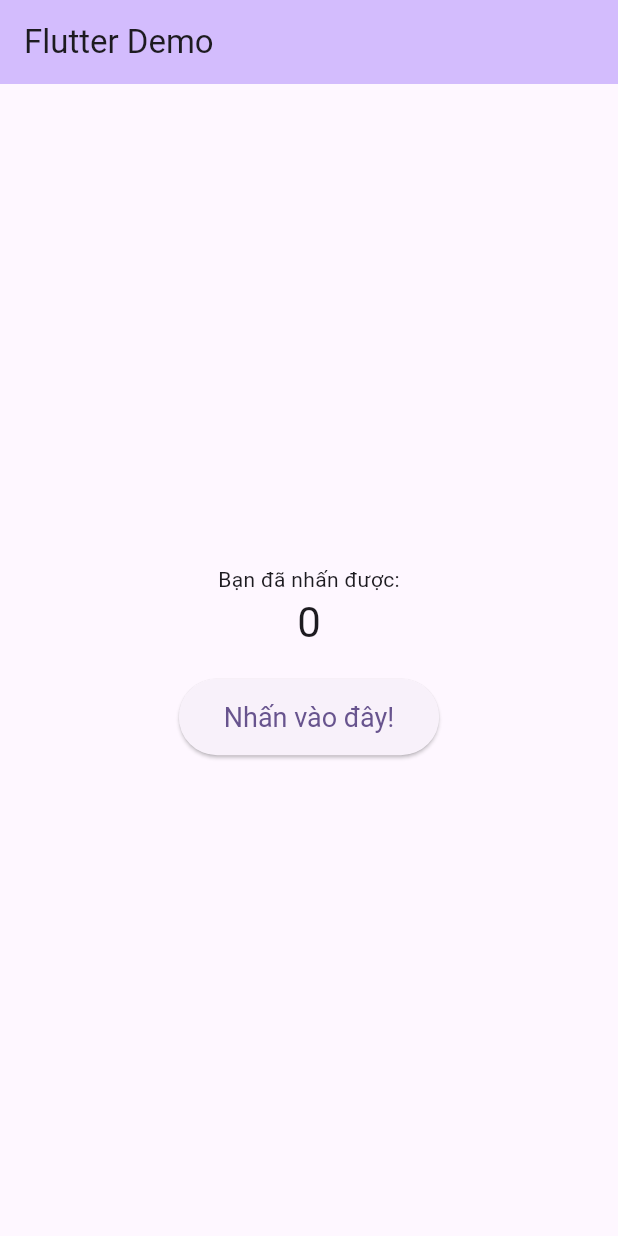
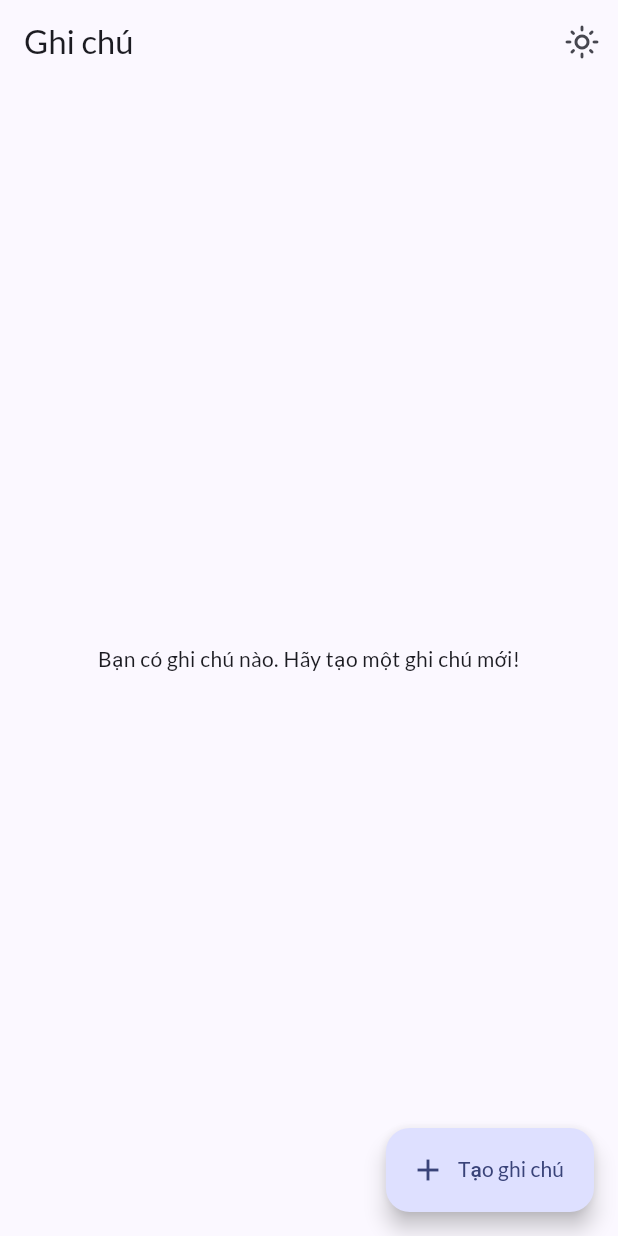
Before and after one commit to NguyenHienNg/My-App, a Flutter app: the screen it shows after launch, on a phone screen of 412 x 824 dp. Run offline on Flutter 3.47's test engine with Material 3 defaults, Android fonts, the phone set to English and light mode, and no system bars; our stand-ins replace google_fonts, shared_preferences.

Commit message:
Update UI Folder

```diff
--- a/lib/main.dart
+++ b/lib/main.dart
@@ -1,4 +1,9 @@
 import 'package:flutter/material.dart';
+import 'package:provider/provider.dart';
+import 'package:google_fonts/google_fonts.dart';
+import 'providers/note_provider.dart';
+import 'providers/theme_provider.dart';
+import 'screens/home_screen.dart';
 
 void main() {
   runApp(const MyApp());
@@ -9,72 +14,38 @@ class MyApp extends StatelessWidget {
 
   @override
   Widget build(BuildContext context) {
-    return MaterialApp(
-      debugShowCheckedModeBanner: false,
-      theme: ThemeData(
-        colorScheme: ColorScheme.fromSeed(seedColor: Colors.deepPurple),
-        useMaterial3: true,
+    // Sử dụng MultiProvider để cung cấp nhiều trạng thái cho ứng dụng
+    return MultiProvider(
+      providers: [
+        ChangeNotifierProvider(create: (_) => ThemeProvider()),
+        ChangeNotifierProvider(create: (_) => NoteProvider()),
+      ],
+      child: Consumer<ThemeProvider>(
+        builder: (context, themeProvider, child) {
+          return MaterialApp(
+            title: 'Notes',
+            debugShowCheckedModeBanner: false,
+            // Cấu hình Theme Material 3
+            themeMode: themeProvider.themeMode,
+            theme: _buildTheme(Brightness.light),
+            darkTheme: _buildTheme(Brightness.dark),
+            home: const HomeScreen(),
+          );
+        },
       ),
-      home: const MyHomePage(title: 'Flutter Demo'),
+    );
+  }
+
+  // Hàm tạo Theme Data theo chuẩn Material 3
+  ThemeData _buildTheme(Brightness brightness) {
+    final baseTheme = ThemeData(
+      brightness: brightness,
+      colorSchemeSeed: Colors.indigo, // Thay đổi màu này để có chủ đề màu khác
+      useMaterial3: true,
+    );
+
+    return baseTheme.copyWith(
+      textTheme: GoogleFonts.latoTextTheme(baseTheme.textTheme),
     );
   }
 }
-
-class MyHomePage extends StatefulWidget {
-  const MyHomePage({super.key, required this.title});
-
-  final String title;
-
-  @override
-  State<MyHomePage> createState() => _MyHomePageState();
-}
-
-class _MyHomePageState extends State<MyHomePage> {
-  int _counter = 0;
-
-  void _incrementCounter() {
-    setState(() {
-      _counter++;
-    });
-  }
-
-  @override
-  Widget build(BuildContext context) {
-    return Scaffold(
-      appBar: AppBar(
-        backgroundColor: Theme.of(context).colorScheme.inversePrimary,
-        title: Text(widget.title),
-      ),
-      body: Center(
-        child: Column(
-          mainAxisAlignment: MainAxisAlignment.center,
-          children: <Widget>[
-            const Text(
-              'Bạn đã nhấn được:',
-            ),
-            Text(
-              '$_counter',
-              style: Theme.of(context).textTheme.headlineMedium,
-            ),
-            // THAY ĐỔI BẮT ĐẦU TỪ ĐÂY
-            // Thêm một khoảng trống giữa số đếm và nút mới
-            const SizedBox(height: 20),
-            // Sử dụng ElevatedButton thay vì FloatingActionButton
-            ElevatedButton(
-              // onPressed vẫn gọi hàm _incrementCounter
-              onPressed: _incrementCounter,
-              // style cho phép bạn tùy chỉnh giao diện của nút
-              style: ElevatedButton.styleFrom(
-                padding: const EdgeInsets.symmetric(horizontal: 30, vertical: 15),
-                textStyle: const TextStyle(fontSize: 18),
-              ),
-              // child là nội dung bên trong nút, ở đây là một widget Text
-              child: const Text('Nhấn vào đây!'),
-            ),
-            // THAY ĐỔI KẾT THÚC TẠI ĐÂY
-          ],
-        ),
-      ),
-    );
-  }
-}
--- /dev/null
+++ b/lib/models/note.dart
@@ -0,0 +1,34 @@
+
+class Note {
+  String id;
+  String title;
+  String content;
+  DateTime createdAt;
+
+  Note({
+    required this.id,
+    required this.title,
+    required this.content,
+    required this.createdAt,
+  });
+
+  // Chuyển đổi từ Object sang Map để encode JSON
+  Map<String, dynamic> toMap() {
+    return {
+      'id': id,
+      'title': title,
+      'content': content,
+      'createdAt': createdAt.toIso8601String(),
+    };
+  }
+
+  // Tạo Object từ Map sau khi decode JSON
+  factory Note.fromMap(Map<String, dynamic> map) {
+    return Note(
+      id: map['id'] ?? '',
+      title: map['title'] ?? '',
+      content: map['content'] ?? '',
+      createdAt: DateTime.parse(map['createdAt']),
+    );
+  }
+}
--- /dev/null
+++ b/lib/providers/theme_provider.dart
@@ -0,0 +1,12 @@
+import 'package:flutter/material.dart';
+
+class ThemeProvider extends ChangeNotifier {
+  ThemeMode _themeMode = ThemeMode.system;
+
+  ThemeMode get themeMode => _themeMode;
+
+  void setThemeMode(ThemeMode mode) {
+    _themeMode = mode;
+    notifyListeners();
+  }
+}
--- /dev/null
+++ b/lib/screens/home_screen.dart
@@ -0,0 +1,60 @@
+import 'package:flutter/material.dart';
+import 'package:provider/provider.dart';
+import '../providers/note_provider.dart';
+import '../providers/theme_provider.dart';
+import '../widgets/add_note_sheet.dart';
+import '../widgets/note_card.dart';
+
+class HomeScreen extends StatelessWidget {
+  const HomeScreen({super.key});
+
+  @override
+  Widget build(BuildContext context) {
+    return Scaffold(
+      appBar: AppBar(
+        title: const Text('Ghi chú'),
+        actions: [
+          // Nút chuyển đổi chế độ Sáng/Tối
+          IconButton(
+            icon: Icon(
+              Provider.of<ThemeProvider>(context).themeMode == ThemeMode.light
+                  ? Icons.dark_mode_outlined
+                  : Icons.light_mode_outlined,
+            ),
+            onPressed: () {
+              final provider = Provider.of<ThemeProvider>(context, listen: false);
+              provider.setThemeMode(
+                provider.themeMode == ThemeMode.light ? ThemeMode.dark : ThemeMode.light,
+              );
+            },
+          ),
+        ],
+      ),
+      body: Consumer<NoteProvider>(
+        builder: (context, noteProvider, child) {
+          if (noteProvider.isLoading) {
+            return const Center(child: CircularProgressIndicator());
+          }
+
+          if (noteProvider.notes.isEmpty) {
+            return const Center(child: Text('Bạn có ghi chú nào. Hãy tạo một ghi chú mới!'));
+          }
+
+          return ListView.builder(
+            padding: const EdgeInsets.all(16.0),
+            itemCount: noteProvider.notes.length,
+            itemBuilder: (context, index) {
+              final note = noteProvider.notes[index];
+              return NoteCard(note: note);
+            },
+          );
+        },
+      ),
+      floatingActionButton: FloatingActionButton.extended(
+        onPressed: () => showAddNoteSheet(context),
+        label: const Text('Tạo ghi chú'),
+        icon: const Icon(Icons.add),
+      ),
+    );
+  }
+}
--- a/pubspec.yaml
+++ b/pubspec.yaml
@@ -30,7 +30,10 @@ environment:
 dependencies:
   flutter:
     sdk: flutter
-
+  provider: ^6.1.2             # Dành cho State Management
+  shared_preferences: ^2.2.3   # Dành cho Lưu trữ dữ liệu
+  google_fonts: ^6.2.1         # (Tùy chọn) Để có font chữ đẹp hơn
+  intl: ^0.19.0                # (Tùy chọn) Để định dạng ngày tháng
   # The following adds the Cupertino Icons font to your application.
   # Use with the CupertinoIcons class for iOS style icons.
   cupertino_icons: ^1.0.8
```
Also changed, not shown: lib/providers/note_provider.dart (added, +58 -0 lines), lib/screens/note_detail_screen.dart (added, +53 -0 lines), lib/widgets/add_note_sheet.dart (added, +60 -0 lines), lib/widgets/note_card.dart (added, +73 -0 lines), pubspec.lock.
